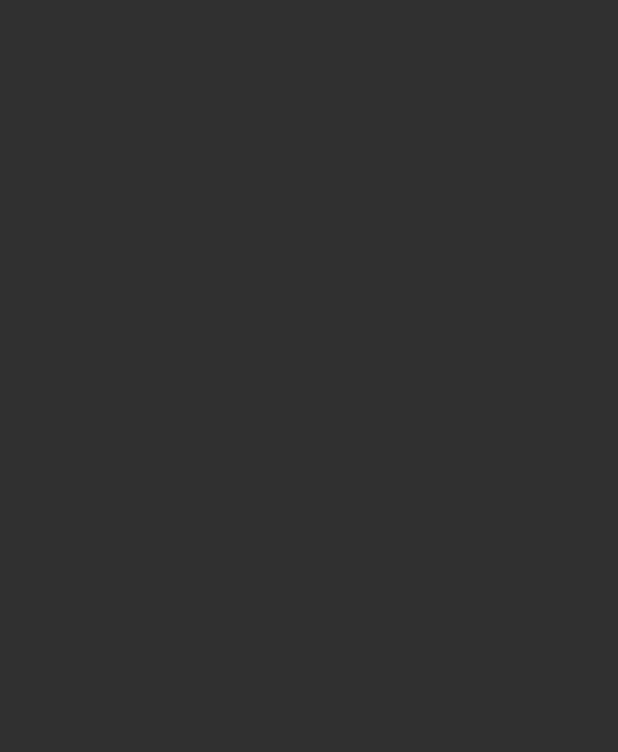
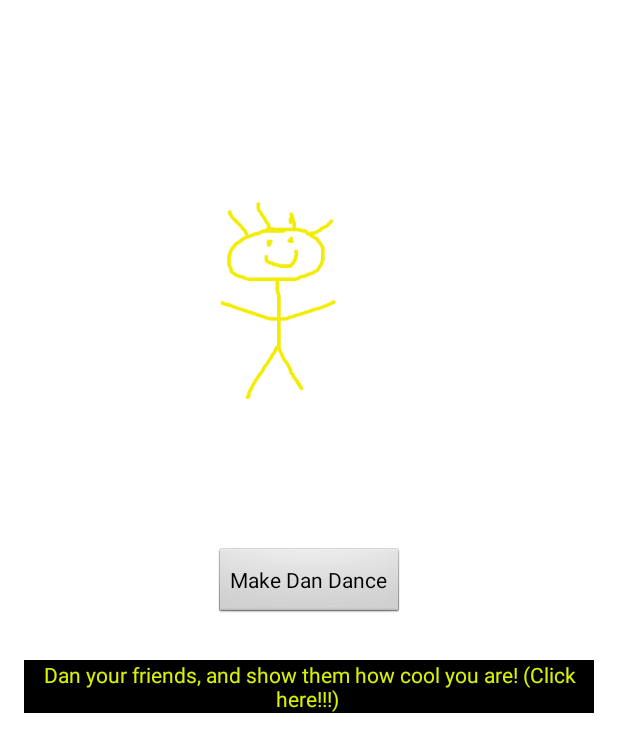
Before and after one commit to bmirisola/Dan-the-Dancing-Yellow-Man, an Android app: the screen it shows after launch (MainActivity), on a phone screen of 412 x 824 dp. Before the commit the part shown is empty. Shown: the top 752 px of the screen. Run offline under Robolectric (Android 15) with nearby library versions, the phone set to English and light mode, and no system bars; our stand-ins replace AdMob.

Commit message:
Renamed xml id elements

```diff
--- a/app/src/main/java/zabbandco/danthedancingyellowman/MainActivity.java
+++ b/app/src/main/java/zabbandco/danthedancingyellowman/MainActivity.java
@@ -28,13 +28,34 @@ import com.google.android.gms.ads.MobileAds;
 // <string name="banner_ad_unit_id">ca-app-pub-9744674999881322/4453831094</string> - real bottom
 
 public class MainActivity extends Activity {
-
+    Button danceButton;
 
 
     @Override
     protected void onCreate(Bundle savedInstanceState) {
+        super.onCreate(savedInstanceState);
+        setContentView(R.layout.activity_main);
+        //danceButton = new Button(R.id.)
+    }
 
+    protected void onStart() {
 
-        super.onCreate(savedInstanceState);
+        super.onStart();
+    }
+
+    protected void onResume() {
+        super.onResume();
+    }
+
+    protected void onPause(){
+        super.onPause();
+    }
+
+    protected void onStop(){
+        super.onStop();
+    }
+
+    protected void onDestroy(){
+        super.onDestroy();
     }
 }
--- a/app/src/main/res/layout/activity_main.xml
+++ b/app/src/main/res/layout/activity_main.xml
@@ -15,7 +15,7 @@
     <ImageView
         android:layout_width="250dp"
         android:layout_height="250dp"
-        android:id="@+id/Dan"
+        android:id="@+id/dan"
         android:src="@drawable/danthemanstanding"
         android:contentDescription="@string/Dan"
         android:layout_marginTop="98dp"
@@ -26,22 +26,21 @@
         android:layout_width="wrap_content"
         android:layout_height="wrap_content"
         android:text="Make Dan Dance"
-        android:id="@+id/button"
-        android:layout_below="@+id/Dan"
-        android:layout_centerHorizontal="true"
-        android:onClick="onResume"/>
+        android:id="@+id/dance_button"
+        android:layout_below="@+id/dan"
+        android:layout_centerHorizontal="true" />
 
     <Button
+        android:id="@+id/dan_friends_button"
         android:layout_width="wrap_content"
         android:layout_height="wrap_content"
-        android:text="Dan your friends, and show them how cool you are! (Click here!!!) "
-        android:id="@+id/danbutton"
-        android:textColor="#f1e6ff01"
-        android:background="#000000"
-        android:layout_below="@+id/button"
         android:layout_alignParentLeft="true"
         android:layout_alignParentStart="true"
-        android:layout_marginTop="27dp" />
+        android:layout_below="@+id/dance_button"
+        android:layout_marginTop="27dp"
+        android:background="#000000"
+        android:text="Dan your friends, and show them how cool you are! (Click here!!!) "
+        android:textColor="#f1e6ff01" />
 
     <TextView
         android:layout_width="1px"
@@ -54,14 +53,13 @@
         android:layout_alignParentStart="true" />
 
     <com.google.android.gms.ads.AdView
-        android:id="@+id/adView"
+        android:id="@+id/bottom_ad_banner"
         android:layout_width="wrap_content"
         android:layout_height="wrap_content"
+        android:layout_alignParentBottom="true"
         android:layout_centerHorizontal="true"
-        android:layout_alignParentBottom="true"
         ads:adSize="BANNER"
-        ads:adUnitId="@string/banner_ad_unit_id">
-    </com.google.android.gms.ads.AdView>
+        ads:adUnitId="@string/banner_ad_unit_id"></com.google.android.gms.ads.AdView>
 
     <TextView
         android:layout_width="wrap_content"
@@ -69,8 +67,8 @@
         android:textAppearance="?android:attr/textAppearanceLarge"
         android:id="@+id/danpoints"
         android:layout_below="@+id/textView"
-        android:layout_alignRight="@+id/button"
-        android:layout_alignEnd="@+id/button"
+        android:layout_alignRight="@+id/dance_button"
+        android:layout_alignEnd="@+id/dance_button"
         android:textColor="#fdf003" />
 
 
```
